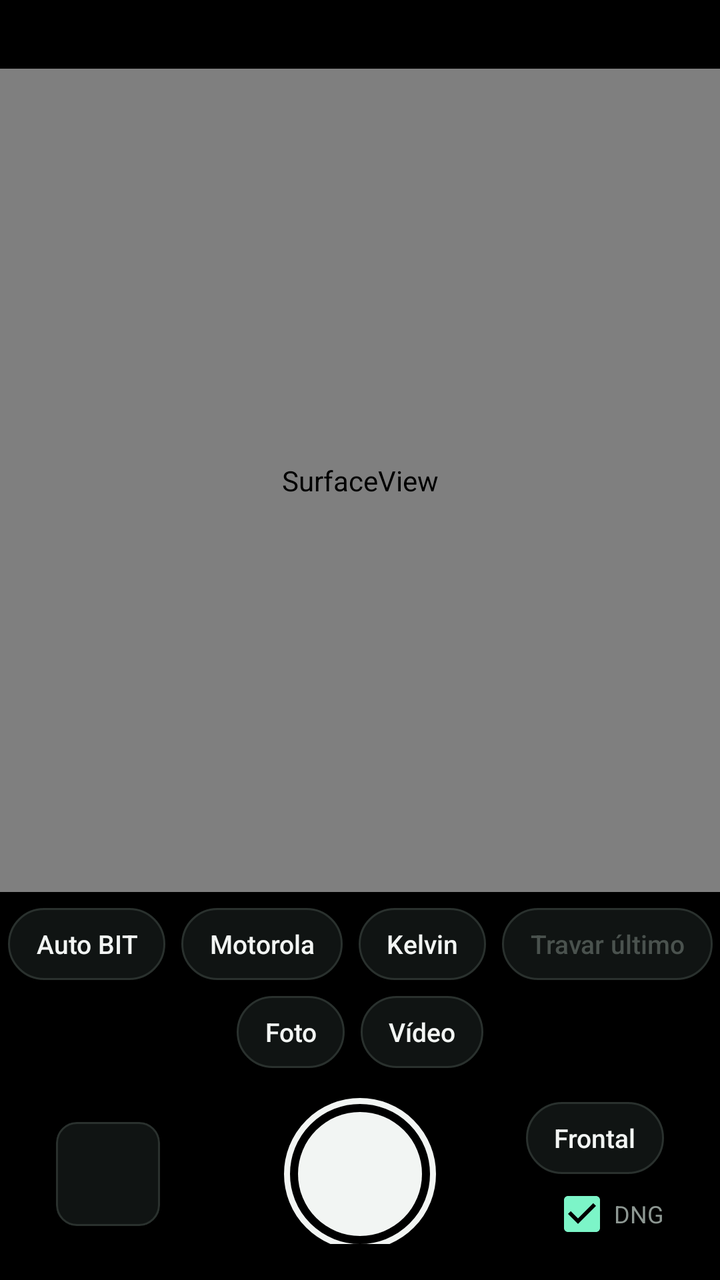
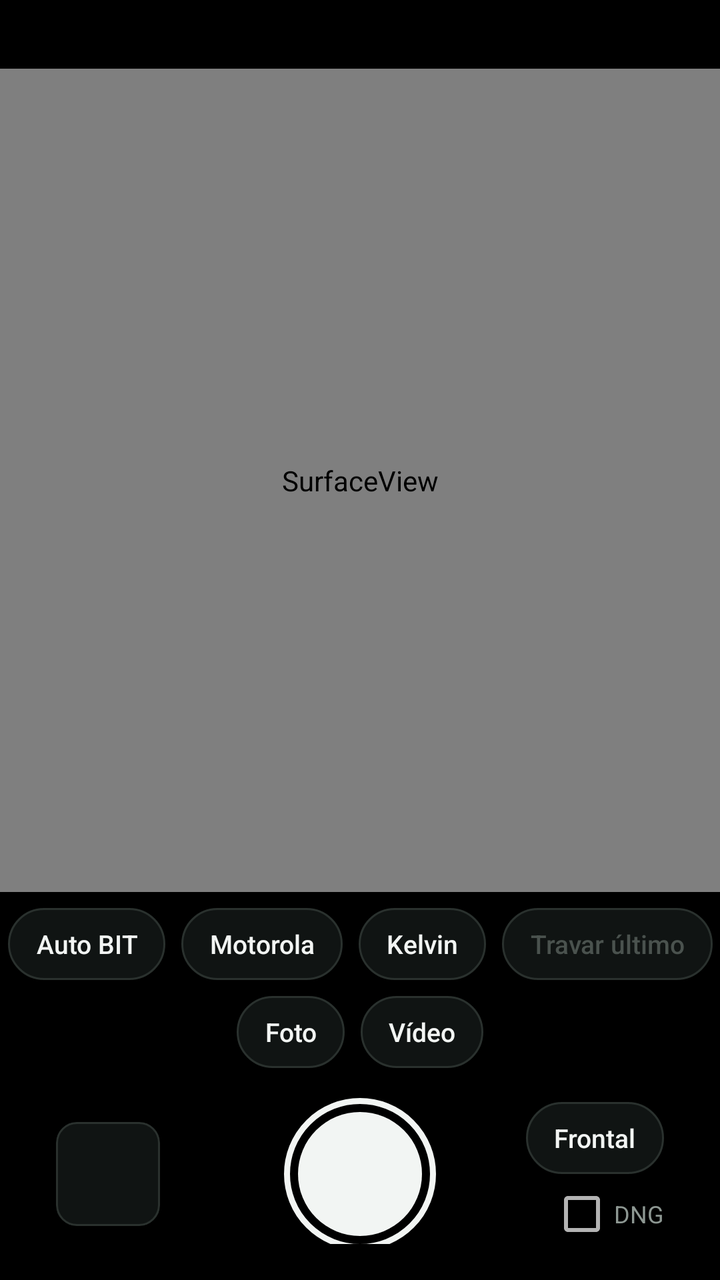

Compare the two renders of this Android layout. The source of the first and the diff that turns it into the second are given below.
<!-- AndroidManifest.xml: application theme AppTheme -->
<!-- res/layout/activity_main.xml -->
<?xml version="1.0" encoding="utf-8"?>
<LinearLayout xmlns:android="http://schemas.android.com/apk/res/android"
    android:layout_width="match_parent"
    android:layout_height="match_parent"
    android:background="@color/black"
    android:fitsSystemWindows="true"
    android:orientation="vertical">

    <TextView
        android:id="@+id/status"
        android:layout_width="match_parent"
        android:layout_height="wrap_content"
        android:fontFamily="monospace"
        android:gravity="center"
        android:maxLines="2"
        android:paddingStart="12dp"
        android:paddingTop="10dp"
        android:paddingEnd="12dp"
        android:paddingBottom="8dp"
        android:textColor="@color/dim"
        android:textSize="12sp" />

    <FrameLayout
        android:id="@+id/stage"
        android:layout_width="match_parent"
        android:layout_height="0dp"
        android:layout_weight="1">

        <FrameLayout
            android:id="@+id/frame"
            android:layout_width="match_parent"
            android:layout_height="match_parent"
            android:layout_gravity="center">

            <SurfaceView
                android:id="@+id/preview"
                android:layout_width="match_parent"
                android:layout_height="match_parent" />

            <View
                android:id="@+id/focusRing"
                android:layout_width="72dp"
                android:layout_height="72dp"
                android:background="@drawable/ring"
                android:visibility="gone" />

            <TextView
                android:id="@+id/hint"
                android:layout_width="wrap_content"
                android:layout_height="wrap_content"
                android:layout_gravity="center_horizontal|top"
                android:layout_marginTop="14dp"
                android:background="#AA000000"
                android:fontFamily="monospace"
                android:paddingStart="12dp"
                android:paddingTop="6dp"
                android:paddingEnd="12dp"
                android:paddingBottom="6dp"
                android:textColor="@color/fg"
                android:textSize="12sp"
                android:visibility="gone" />
        </FrameLayout>
    </FrameLayout>

    <LinearLayout
        android:id="@+id/kelvinPanel"
        android:layout_width="match_parent"
        android:layout_height="wrap_content"
        android:orientation="vertical"
        android:paddingStart="16dp"
        android:paddingTop="6dp"
        android:paddingEnd="16dp"
        android:visibility="gone">

        <TextView
            android:id="@+id/kelvinLabel"
            android:layout_width="match_parent"
            android:layout_height="wrap_content"
            android:fontFamily="monospace"
            android:textColor="@color/fg"
            android:textSize="12sp" />

        <SeekBar
            android:id="@+id/kelvinSeek"
            android:layout_width="match_parent"
            android:layout_height="32dp"
            android:max="160" />

        <TextView
            android:id="@+id/tintLabel"
            android:layout_width="match_parent"
            android:layout_height="wrap_content"
            android:fontFamily="monospace"
            android:textColor="@color/fg"
            android:textSize="12sp" />

        <SeekBar
            android:id="@+id/tintSeek"
            android:layout_width="match_parent"
            android:layout_height="32dp"
            android:max="100" />

        <HorizontalScrollView
            android:layout_width="match_parent"
            android:layout_height="wrap_content"
            android:scrollbars="none">

            <LinearLayout
                android:id="@+id/presets"
                android:layout_width="wrap_content"
                android:layout_height="wrap_content"
                android:orientation="horizontal" />
        </HorizontalScrollView>
    </LinearLayout>

    <HorizontalScrollView
        android:id="@+id/videoPanel"
        android:layout_width="match_parent"
        android:layout_height="wrap_content"
        android:fillViewport="true"
        android:paddingTop="8dp"
        android:scrollbars="none"
        android:visibility="gone">

        <LinearLayout
            android:layout_width="wrap_content"
            android:layout_height="wrap_content"
            android:layout_gravity="center_horizontal"
            android:gravity="center"
            android:orientation="horizontal"
            android:paddingStart="8dp"
            android:paddingEnd="8dp">

            <Button android:id="@+id/vLock" style="@style/Chip" android:text="Travar cor e brilho" />
            <Button android:id="@+id/vReadjust" style="@style/Chip" android:enabled="false" android:text="Reajustar" />
            <Button android:id="@+id/vNatural" style="@style/Chip" android:text="Natural" />
            <Button android:id="@+id/vStab" style="@style/Chip" android:text="Estabilizar" />
        </LinearLayout>
    </HorizontalScrollView>

    <HorizontalScrollView
        android:layout_width="match_parent"
        android:layout_height="wrap_content"
        android:fillViewport="true"
        android:paddingTop="8dp"
        android:scrollbars="none">

        <LinearLayout
            android:layout_width="wrap_content"
            android:layout_height="wrap_content"
            android:layout_gravity="center_horizontal"
            android:gravity="center"
            android:orientation="horizontal"
            android:paddingStart="8dp"
            android:paddingEnd="8dp">

            <Button android:id="@+id/wbAuto" style="@style/Chip" android:text="Auto BIT" />
            <Button android:id="@+id/wbSensor" style="@style/Chip" android:text="Motorola" />
            <Button android:id="@+id/wbKelvin" style="@style/Chip" android:text="Kelvin" />
            <Button android:id="@+id/wbLock" style="@style/Chip" android:enabled="false" android:text="Travar último" />
        </LinearLayout>
    </HorizontalScrollView>

    <LinearLayout
        android:layout_width="match_parent"
        android:layout_height="wrap_content"
        android:gravity="center"
        android:orientation="horizontal"
        android:paddingTop="8dp">

        <Button android:id="@+id/modePhoto" style="@style/Chip" android:text="Foto" />
        <Button android:id="@+id/modeVideo" style="@style/Chip" android:text="Vídeo" />
    </LinearLayout>

    <RelativeLayout
        android:layout_width="match_parent"
        android:layout_height="wrap_content"
        android:paddingStart="28dp"
        android:paddingTop="12dp"
        android:paddingEnd="28dp"
        android:paddingBottom="18dp">

        <ImageView
            android:id="@+id/thumb"
            android:layout_width="52dp"
            android:layout_height="52dp"
            android:layout_alignParentStart="true"
            android:layout_centerVertical="true"
            android:background="@drawable/thumb_bg"
            android:clipToOutline="true"
            android:contentDescription="Última foto"
            android:scaleType="centerCrop" />

        <Button
            android:id="@+id/shutter"
            android:layout_width="76dp"
            android:layout_height="76dp"
            android:layout_centerInParent="true"
            android:background="@drawable/shutter"
            android:contentDescription="Fotografar"
            android:stateListAnimator="@null" />

        <LinearLayout
            android:layout_width="wrap_content"
            android:layout_height="wrap_content"
            android:layout_alignParentEnd="true"
            android:layout_centerVertical="true"
            android:gravity="end"
            android:orientation="vertical">

            <Button android:id="@+id/flip" style="@style/Chip" android:layout_marginEnd="0dp" android:text="Frontal" />

            <CheckBox
                android:id="@+id/dng"
                android:layout_width="wrap_content"
                android:layout_height="wrap_content"
                android:layout_marginTop="4dp"
                android:checked="true"
                android:text="DNG"
                android:textColor="@color/dim"
                android:textSize="12sp" />
        </LinearLayout>
    </RelativeLayout>
</LinearLayout>
<!-- resources referenced by this layout -->
<resources>
  <color name="black">#000000</color>
  <color name="dim">#8D9792</color>
  <color name="fg">#F2F5F3</color>
  <!-- drawable ring (drawable) -->
  <?xml version="1.0" encoding="utf-8"?>
  <shape xmlns:android="http://schemas.android.com/apk/res/android">
      <corners android:radius="10dp" />
      <stroke android:width="1.5dp" android:color="@color/accent" />
  </shape>
  <!-- drawable shutter (drawable) -->
  <?xml version="1.0" encoding="utf-8"?>
  <selector xmlns:android="http://schemas.android.com/apk/res/android">
      <item android:state_enabled="false">
          <layer-list>
              <item><shape android:shape="oval"><stroke android:width="3dp" android:color="@color/line" /></shape></item>
              <item android:top="22dp" android:bottom="22dp" android:left="22dp" android:right="22dp"><shape android:shape="oval"><solid android:color="@color/dim" /></shape></item>
          </layer-list>
      </item>
      <item android:state_pressed="true">
          <layer-list>
              <item><shape android:shape="oval"><stroke android:width="3dp" android:color="@color/fg" /></shape></item>
              <item android:top="11dp" android:bottom="11dp" android:left="11dp" android:right="11dp"><shape android:shape="oval"><solid android:color="@color/fg" /></shape></item>
          </layer-list>
      </item>
      <item>
          <layer-list>
              <item><shape android:shape="oval"><stroke android:width="3dp" android:color="@color/fg" /></shape></item>
              <item android:top="7dp" android:bottom="7dp" android:left="7dp" android:right="7dp"><shape android:shape="oval"><solid android:color="@color/fg" /></shape></item>
          </layer-list>
      </item>
  </selector>
  <!-- drawable thumb_bg (drawable) -->
  <?xml version="1.0" encoding="utf-8"?>
  <shape xmlns:android="http://schemas.android.com/apk/res/android">
      <corners android:radius="10dp" />
      <solid android:color="@color/panel" />
      <stroke android:width="1dp" android:color="@color/line" />
  </shape>
  <style name="Chip">
          <item name="android:layout_width">wrap_content</item>
          <item name="android:layout_height">36dp</item>
          <item name="android:minWidth">0dp</item>
          <item name="android:minHeight">0dp</item>
          <item name="android:paddingStart">14dp</item>
          <item name="android:paddingEnd">14dp</item>
          <item name="android:layout_marginStart">4dp</item>
          <item name="android:layout_marginEnd">4dp</item>
          <item name="android:background">@drawable/chip</item>
          <item name="android:textColor">@color/chip_text</item>
          <item name="android:textSize">13sp</item>
          <item name="android:textAllCaps">false</item>
          <item name="android:stateListAnimator">@null</item>
      </style>
  <style name="AppTheme" parent="android:Theme.Material.NoActionBar">
          <item name="android:windowBackground">@color/black</item>
          <item name="android:statusBarColor">@color/black</item>
          <item name="android:navigationBarColor">@color/black</item>
          <item name="android:colorAccent">@color/accent</item>
      </style>
  <color name="accent">#7CF5C8</color>
  <color name="line">#2A312E</color>
  <color name="panel">#101413</color>
  <!-- drawable chip (drawable) -->
  <?xml version="1.0" encoding="utf-8"?>
  <selector xmlns:android="http://schemas.android.com/apk/res/android">
      <item android:state_selected="true">
          <shape><corners android:radius="18dp" /><solid android:color="@color/accent" /></shape>
      </item>
      <item>
          <shape><corners android:radius="18dp" /><solid android:color="@color/panel" /><stroke android:width="1dp" android:color="@color/line" /></shape>
      </item>
  </selector>
</resources>

<!-- the commit's change to res/layout/activity_main.xml (unified diff, before → after) -->
@@ -215,7 +215,7 @@
                 android:layout_width="wrap_content"
                 android:layout_height="wrap_content"
                 android:layout_marginTop="4dp"
-                android:checked="true"
+                android:checked="false"
                 android:text="DNG"
                 android:textColor="@color/dim"
                 android:textSize="12sp" />
